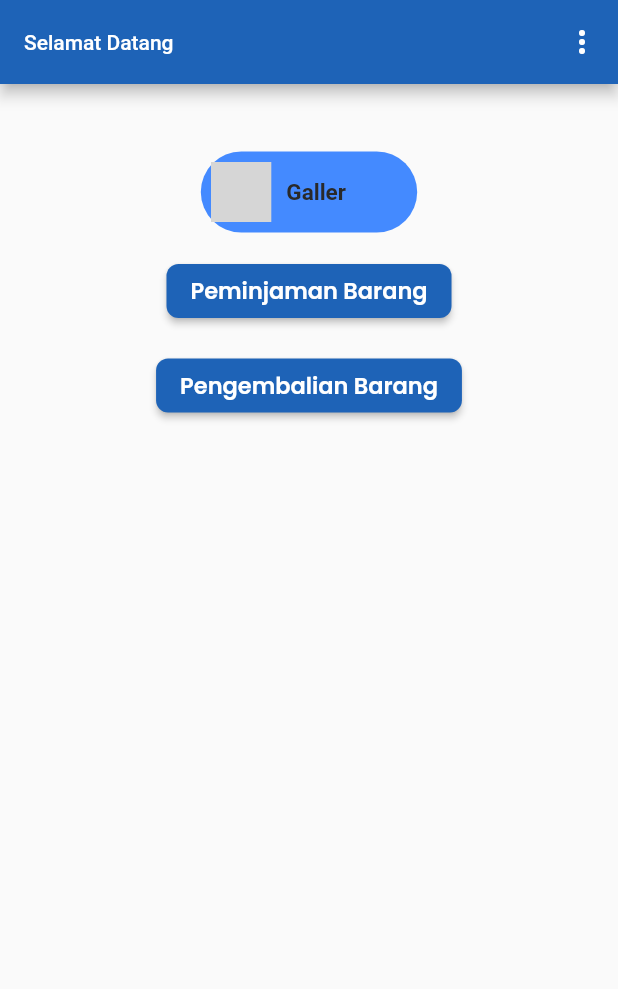
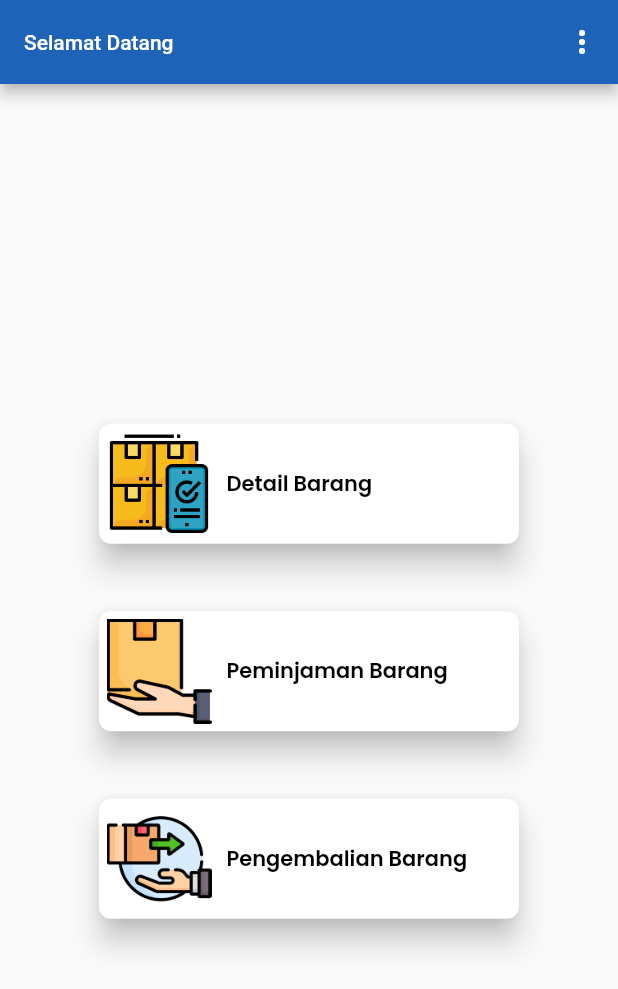
Before and after one commit to samcz054/Asdp-Inventory-Scanner-Android, a Flutter app: the Dashboard screen opened directly, on a phone screen of 412 x 824 dp. Shown: the top 989 px of the screen. Run offline on Flutter 3.47's test engine with Material 2 defaults, Android fonts, the phone set to English and light mode, and no system bars; our stand-ins replace flutter_svg, google_fonts, rflutter_alert, shared_preferences; missing offline and left inert: qrscan; accounts and stored records are empty; network calls fail; grey boxes are pictures that could not be loaded.

Commit message:
dashboard page done

```diff
--- a/lib/page/dashboard_page.dart
+++ b/lib/page/dashboard_page.dart
@@ -5,7 +5,6 @@ import 'dart:convert';
 import 'package:androidbarcode/page/welcome_page.dart';
 import 'package:androidbarcode/widgets/theme.dart';
 import 'package:flutter/material.dart';
-import 'package:flutter_svg/flutter_svg.dart';
 import 'package:google_fonts/google_fonts.dart';
 import 'package:rflutter_alert/rflutter_alert.dart';
 import 'package:shared_preferences/shared_preferences.dart';
@@ -68,70 +67,112 @@ class _DashboardState extends State<Dashboard> {
       ),
       // Dasboard menu
       body: Padding(
-        padding: const EdgeInsets.all(15.0),
+        padding: const EdgeInsets.all(0.0),
         child: SafeArea(
             child: Center(
           child: Column(
+            mainAxisAlignment: MainAxisAlignment.center,
+            crossAxisAlignment: CrossAxisAlignment.center,
             children: [
               //
               Padding(
-                padding: const EdgeInsets.only(
-                    left: 0.0, right: 0.0, top: 30.0, bottom: 0.0),
-                child: new RaisedButton(
-                    elevation: 0.0,
-                    shape: new RoundedRectangleBorder(
-                        borderRadius: new BorderRadius.circular(30.0)),
-                    padding: EdgeInsets.only(
-                        top: 7.0, bottom: 7.0, right: 40.0, left: 7.0),
-                    onPressed: () {},
+                padding: EdgeInsetsDirectional.fromSTEB(0, 15, 0, 15),
+                child: Column(
+                  children: [
+                    SizedBox(
+                      width: 280,
+                      child: Material(
+                        color: Colors.white,
+                        elevation: 8,
+                        borderRadius: BorderRadius.circular(8),
+                        clipBehavior: Clip.antiAliasWithSaveLayer,
+                        child: InkWell(
+                          splashColor: mainColor,
+                          onTap: () {
+                            _detailBarangScan();
+                          },
                           child: Row(
                             mainAxisSize: MainAxisSize.min,
-                      children: <Widget>[
-                        SvgPicture.network(
-                          'https://www.freepnglogos.com/uploads/among-us-png/green-among-us-png-character-0.png',
-                          height: 40.0,
-                          width: 40.0,
+                            children: [
+                              Padding(
+                                padding: const EdgeInsets.all(5.0),
+                                child: Ink.image(
+                                  image:
+                                      AssetImage('assets/images/inventory.png'),
+                                  width: 70,
+                                  height: 70,
+                                  fit: BoxFit.cover,
+                                ),
                               ),
                               Padding(
-                            padding: EdgeInsets.only(left: 10.0),
+                                padding: const EdgeInsets.all(5.0),
                                 child: Text(
-                              "Galler  ",
-                              style: TextStyle(
-                                  fontWeight: FontWeight.bold, fontSize: 15.0),
-                            ))
+                                  'Detail Barang',
+                                  style: GoogleFonts.poppins(
+                                    color: Colors.black,
+                                    textStyle:
+                                        Theme.of(context).textTheme.headline4,
+                                    fontSize: 14,
+                                    fontWeight: FontWeight.w600,
+                                  ),
+                                ),
+                              ),
                             ],
                           ),
-                    textColor: Color(0xFF292929),
-                    color: Colors.blueAccent),
+                        ),
+                      ),
+                    ),
+                  ],
+                ),
               ),
               //
 
               //
               Padding(
-                padding: EdgeInsetsDirectional.fromSTEB(0, 15, 0, 0),
+                padding: EdgeInsetsDirectional.fromSTEB(0, 30, 0, 30),
+                child: Column(
+                  children: [
+                    SizedBox(
+                      width: 280,
+                      child: Material(
+                        color: Colors.white,
+                        elevation: 8,
+                        borderRadius: BorderRadius.circular(8),
+                        clipBehavior: Clip.antiAliasWithSaveLayer,
+                        child: InkWell(
+                          splashColor: mainColor,
+                          onTap: () {
+                            _peminjamanScan();
+                          },
                           child: Row(
-                  mainAxisSize: MainAxisSize.max,
-                  mainAxisAlignment: MainAxisAlignment.center,
+                            mainAxisSize: MainAxisSize.min,
                             children: [
-                    ButtonTheme(
-                      minWidth: 150,
-                      child: RaisedButton(
-                        color: mainColor,
-                        shape: RoundedRectangleBorder(
-                            borderRadius:
-                                BorderRadius.all(Radius.circular(8.0))),
+                              Padding(
+                                padding: const EdgeInsets.all(5.0),
+                                child: Ink.image(
+                                  image:
+                                      AssetImage('assets/images/sending.png'),
+                                  width: 70,
+                                  height: 70,
+                                  fit: BoxFit.cover,
+                                ),
+                              ),
+                              Padding(
+                                padding: const EdgeInsets.all(5.0),
                                 child: Text(
                                   'Peminjaman Barang',
                                   style: GoogleFonts.poppins(
-                            color: Colors.white,
-                            textStyle: Theme.of(context).textTheme.headline4,
-                            fontSize: 15,
+                                    color: Colors.black,
+                                    textStyle:
+                                        Theme.of(context).textTheme.headline4,
+                                    fontSize: 14,
                                     fontWeight: FontWeight.w600,
                                   ),
                                 ),
-                        onPressed: () {
-                          _peminjamanScan();
-                        },
+                              ),
+                            ],
+                          ),
+                        ),
                       ),
                     ),
                   ],
@@ -142,29 +183,48 @@ class _DashboardState extends State<Dashboard> {
 
               Padding(
                 padding: EdgeInsetsDirectional.fromSTEB(0, 15, 0, 0),
+                child: Column(
+                  children: [
+                    SizedBox(
+                      width: 280,
+                      child: Material(
+                        color: Colors.white,
+                        elevation: 8,
+                        borderRadius: BorderRadius.circular(8),
+                        clipBehavior: Clip.antiAliasWithSaveLayer,
+                        child: InkWell(
+                          splashColor: mainColor,
+                          onTap: () {
+                            _pengembalianScan();
+                          },
                           child: Row(
-                  mainAxisSize: MainAxisSize.max,
-                  mainAxisAlignment: MainAxisAlignment.center,
+                            mainAxisSize: MainAxisSize.min,
                             children: [
-                    ButtonTheme(
-                      minWidth: 150,
-                      child: RaisedButton(
-                        color: mainColor,
-                        shape: RoundedRectangleBorder(
-                            borderRadius:
-                                BorderRadius.all(Radius.circular(8.0))),
+                              Padding(
+                                padding: const EdgeInsets.all(5.0),
+                                child: Ink.image(
+                                  image: AssetImage('assets/images/supply.png'),
+                                  width: 70,
+                                  height: 70,
+                                  fit: BoxFit.cover,
+                                ),
+                              ),
+                              Padding(
+                                padding: const EdgeInsets.all(5.0),
                                 child: Text(
                                   'Pengembalian Barang',
                                   style: GoogleFonts.poppins(
-                            color: Colors.white,
-                            textStyle: Theme.of(context).textTheme.headline4,
-                            fontSize: 15,
+                                    color: Colors.black,
+                                    textStyle:
+                                        Theme.of(context).textTheme.headline4,
+                                    fontSize: 14,
                                     fontWeight: FontWeight.w600,
                                   ),
                                 ),
-                        onPressed: () {
-                          _pengembalianScan();
-                        },
+                              ),
+                            ],
+                          ),
+                        ),
                       ),
                     ),
                   ],
--- a/lib/page/welcome_page.dart
+++ b/lib/page/welcome_page.dart
@@ -123,7 +123,7 @@ class _HomePageWidgetState extends State<HomePageWidget> {
                                 textStyle:
                                     Theme.of(context).textTheme.headline4,
                                 fontSize: 15,
-                                fontWeight: FontWeight.w600,
+                                fontWeight: FontWeight.w500,
                               ),
                             ),
                           ),
@@ -151,7 +151,7 @@ class _HomePageWidgetState extends State<HomePageWidget> {
                                 textStyle:
                                     Theme.of(context).textTheme.headline4,
                                 fontSize: 15,
-                                fontWeight: FontWeight.w600,
+                                fontWeight: FontWeight.w500,
                               ),
                             ),
                             onPressed: () {
@@ -160,68 +160,6 @@ class _HomePageWidgetState extends State<HomePageWidget> {
                                   MaterialPageRoute(builder: (context) {
                                 return LoginPage();
                               }));
-                            },
-                          ),
-                        ),
-                      ],
-                    ),
-                  ),
-                  Padding(
-                    padding: EdgeInsetsDirectional.fromSTEB(0, 15, 0, 0),
-                    child: Row(
-                      mainAxisSize: MainAxisSize.max,
-                      mainAxisAlignment: MainAxisAlignment.center,
-                      children: [
-                        ButtonTheme(
-                          minWidth: 150,
-                          child: RaisedButton(
-                            color: mainColor,
-                            shape: RoundedRectangleBorder(
-                                borderRadius:
-                                    BorderRadius.all(Radius.circular(8.0))),
-                            child: Text(
-                              'Pengembalian',
-                              style: GoogleFonts.poppins(
-                                color: Colors.white,
-                                textStyle:
-                                    Theme.of(context).textTheme.headline4,
-                                fontSize: 15,
-                                fontWeight: FontWeight.w600,
-                              ),
-                            ),
-                            onPressed: () {
-                              _pengembalianScan();
-                            },
-                          ),
-                        ),
-                      ],
-                    ),
-                  ),
-                  Padding(
-                    padding: EdgeInsetsDirectional.fromSTEB(0, 15, 0, 0),
-                    child: Row(
-                      mainAxisSize: MainAxisSize.max,
-                      mainAxisAlignment: MainAxisAlignment.center,
-                      children: [
-                        ButtonTheme(
-                          minWidth: 150,
-                          child: RaisedButton(
-                            color: mainColor,
-                            shape: RoundedRectangleBorder(
-                                borderRadius:
-                                    BorderRadius.all(Radius.circular(8.0))),
-                            child: Text(
-                              'Peminjaman',
-                              style: GoogleFonts.poppins(
-                                color: Colors.white,
-                                textStyle:
-                                    Theme.of(context).textTheme.headline4,
-                                fontSize: 15,
-                                fontWeight: FontWeight.w600,
-                              ),
-                            ),
-                            onPressed: () {
-                              _peminjamanScan(context);
                             },
                           ),
                         ),
```
Also changed, not shown: pubspec.yaml (+5 -4 lines), assets/images/inventory.png (added), assets/images/sending.png (added), assets/images/supply.png (added), pubspec.lock, 1 other file. Lines whose indentation alone changed are shown as unchanged.
